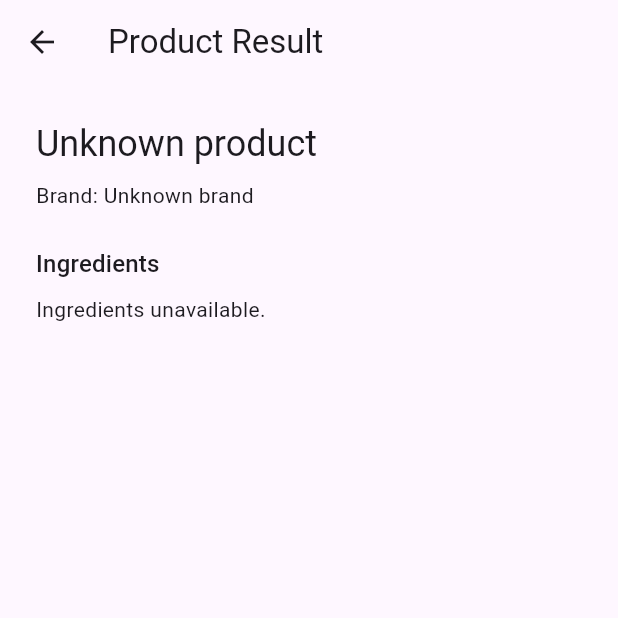
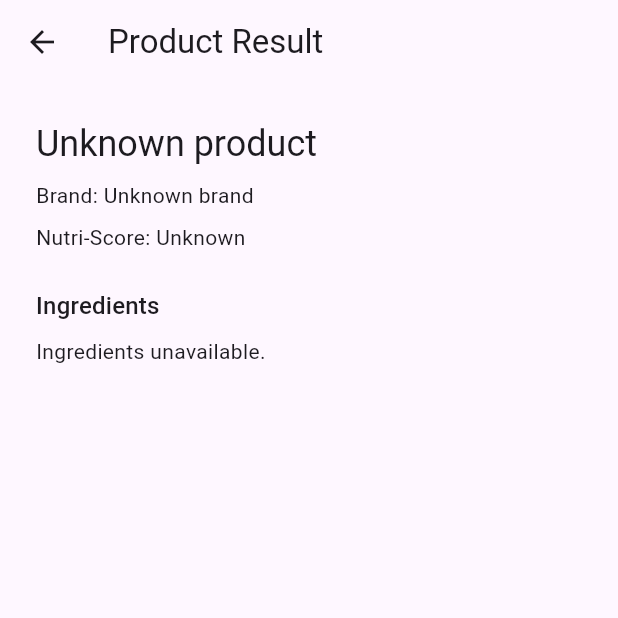
Before and after one commit to canerpala66-web/LabelWise, a Flutter app: the ProductResultScreen screen opened directly with empty values, on a phone screen of 412 x 824 dp, the top half of it. Run offline on Flutter 3.47's test engine with Material 3 defaults, Android fonts, the phone set to English and light mode, and no system bars; our stand-ins replace flutter_dotenv, supabase_flutter; accounts and stored records are empty.

Commit message:
feat: display Nutri-Score

```diff
--- a/lib/features/scanner/presentation/screens/product_result_screen.dart
+++ b/lib/features/scanner/presentation/screens/product_result_screen.dart
@@ -9,6 +9,7 @@ class ProductResultScreen extends StatelessWidget {
   @override
   Widget build(BuildContext context) {
     final imageUrl = product.imageUrl;
+    final nutriscoreGrade = product.nutriscoreGrade?.trim();
 
     return Scaffold(
       appBar: AppBar(title: const Text('Product Result')),
@@ -26,6 +27,10 @@ class ProductResultScreen extends StatelessWidget {
             const SizedBox(height: 8),
             Text(
               'Brand: ${product.brands.isEmpty ? 'Unknown brand' : product.brands}',
+            ),
+            const SizedBox(height: 8),
+            Text(
+              'Nutri-Score: ${nutriscoreGrade == null || nutriscoreGrade.isEmpty ? 'Unknown' : nutriscoreGrade.toUpperCase()}',
             ),
             if (imageUrl != null && imageUrl.isNotEmpty) ...[
               const SizedBox(height: 24),
```
Also changed, not shown: lib/features/scanner/data/product.dart (+18 -0 lines).
